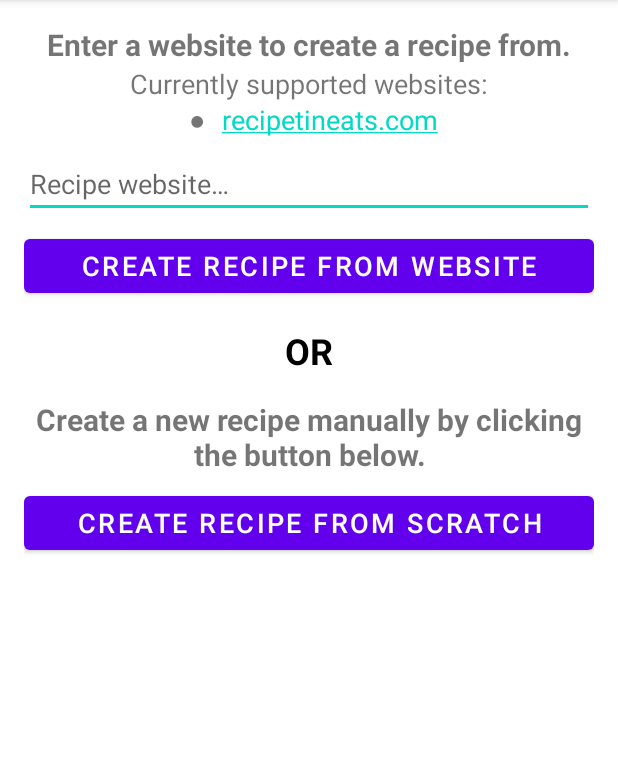
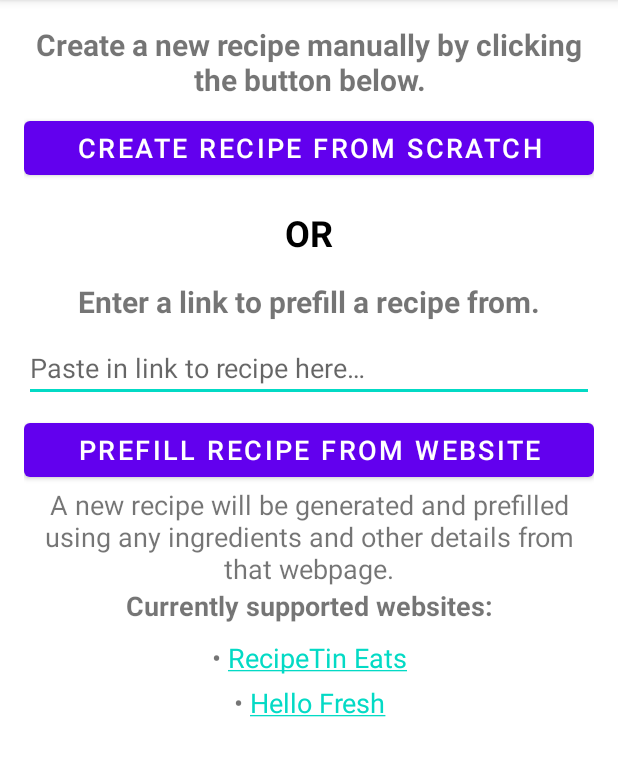
Before and after one commit to tschwenke7/shoppinglistapp2, an Android app: the fragment CreateRecipeFragment shown on its own in the app's theme, on a phone screen of 412 x 824 dp, the part 84-860 px from its top. Run offline under Robolectric (Android 15) with nearby library versions, the phone set to English and light mode, and no system bars; our stand-ins replace Room's generated code; 2 statements that could not run were skipped.

Commit message:
Improve UI of CreateRecipeFragment

```diff
--- a/app/src/main/java/com/example/shoppinglistapp2/activities/ui/recipes/creator/CreateRecipeFragment.java
+++ b/app/src/main/java/com/example/shoppinglistapp2/activities/ui/recipes/creator/CreateRecipeFragment.java
@@ -1,6 +1,5 @@
 package com.example.shoppinglistapp2.activities.ui.recipes.creator;
 
-import android.content.Context;
 import android.os.Bundle;
 
 import androidx.activity.OnBackPressedCallback;
@@ -13,6 +12,8 @@ import androidx.lifecycle.ViewModelProvider;
 import androidx.navigation.Navigation;
 import androidx.navigation.fragment.NavHostFragment;
 
+import android.text.Html;
+import android.text.method.LinkMovementMethod;
 import android.util.Log;
 import android.view.LayoutInflater;
 import android.view.Menu;
@@ -23,26 +24,20 @@ import android.view.ViewGroup;
 import android.widget.Button;
 import android.widget.EditText;
 import android.widget.ProgressBar;
+import android.widget.TextView;
 import android.widget.Toast;
 
 import com.example.shoppinglistapp2.App;
 import com.example.shoppinglistapp2.R;
 import com.example.shoppinglistapp2.activities.MainActivity;
 import com.example.shoppinglistapp2.activities.ui.recipes.RecipesViewModel;
-import com.example.shoppinglistapp2.activities.ui.recipes.recipelist.RecipeListFragmentDirections;
-import com.example.shoppinglistapp2.helpers.RecipeWebsiteUtils;
 import com.google.common.util.concurrent.FutureCallback;
 import com.google.common.util.concurrent.Futures;
 import com.google.common.util.concurrent.ListenableFuture;
 
 import org.jetbrains.annotations.NotNull;
 
-import java.util.concurrent.Callable;
 import java.util.concurrent.ExecutionException;
-import java.util.concurrent.Executor;
-import java.util.concurrent.ExecutorService;
-import java.util.concurrent.Executors;
-import java.util.concurrent.Future;
 
 /**
  * A simple {@link Fragment} subclass.
@@ -77,6 +72,9 @@ public class CreateRecipeFragment extends Fragment {
     private void setupUi(View root){
         //setup action bar to allow back button
         this.setHasOptionsMenu(true);
+        TextView supportedSitesText = root.findViewById(R.id.text_view_supported_websites);
+        supportedSitesText.setText(Html.fromHtml(getString(R.string.supported_recipes)));
+        supportedSitesText.setMovementMethod(LinkMovementMethod.getInstance());
 
         //setup "create recipe from website" button
         Button websiteButton = root.findViewById(R.id.create_recipe_from_website_button);
@@ -92,6 +90,8 @@ public class CreateRecipeFragment extends Fragment {
             action.setRecipeId(recipesViewModel.generateNewRecipeId());
             Navigation.findNavController(root).navigate(action);
         });
+
+
 
         //configure back button to work within parent fragment
         Fragment f1 = this;
--- a/app/src/main/java/com/example/shoppinglistapp2/activities/ui/shoppinglist/ShoppingListFragment.java
+++ b/app/src/main/java/com/example/shoppinglistapp2/activities/ui/shoppinglist/ShoppingListFragment.java
@@ -114,7 +114,7 @@ public class ShoppingListFragment extends Fragment implements ShoppingListAdapte
                 ClipData clip = ClipData.newPlainText("shopping_list",
                         shoppingListViewModel.getAllItemsAsString());
                 clipboard.setPrimaryClip(clip);
-                Toast.makeText(requireContext(), R.string.toast_copied_list_to_clipboard, Toast.LENGTH_LONG).show();
+                Toast.makeText(requireContext(), R.string.export_ingredients_toast, Toast.LENGTH_LONG).show();
                 break;
             default:
                 return super.onOptionsItemSelected(item);
--- a/app/src/main/res/layout/fragment_create_recipe.xml
+++ b/app/src/main/res/layout/fragment_create_recipe.xml
@@ -3,7 +3,8 @@
 <ScrollView xmlns:android="http://schemas.android.com/apk/res/android"
     xmlns:app="http://schemas.android.com/apk/res-auto"
     android:layout_width="match_parent"
-    android:layout_height="match_parent">
+    android:layout_height="match_parent"
+    xmlns:tools="http://schemas.android.com/tools">
 
     <androidx.constraintlayout.widget.ConstraintLayout
         android:layout_width="match_parent"
@@ -21,25 +22,43 @@
             app:layout_constraintStart_toStartOf="parent"
             app:layout_constraintTop_toTopOf="parent"
             >
+            <TextView
+                android:id="@+id/textView2"
+                android:layout_width="match_parent"
+                android:layout_height="wrap_content"
+                android:text="@string/create_recipe_preamble_2"
+                android:textAlignment="center"
+                android:textSize="20sp"
+                android:textStyle="bold" />
+
+            <Button
+                android:id="@+id/create_recipe_manually_button"
+                android:layout_width="match_parent"
+                android:layout_height="wrap_content"
+                android:layout_marginTop="8dp"
+                android:text="@string/create_recipe_manual_button"
+                android:textSize="18sp" />
+
+            <TextView
+                android:id="@+id/textView3"
+                android:layout_width="wrap_content"
+                android:layout_height="wrap_content"
+                android:layout_gravity="center"
+                android:layout_marginTop="16dp"
+                android:layout_marginBottom="16dp"
+                android:text="@string/or_separator"
+                android:textColor="@color/primary_text_default"
+                android:textSize="24sp"
+                android:textStyle="bold" />
 
             <TextView
                 android:id="@+id/textView"
                 android:layout_width="match_parent"
                 android:layout_height="wrap_content"
-                android:text="@string/create_recipe_preamble_1"
+                android:text="@string/create_recipe_preamble_1_1"
                 android:textAlignment="center"
                 android:textSize="20sp"
                 android:textStyle="bold" />
-
-            <TextView
-                android:id="@+id/textView4"
-                android:layout_width="match_parent"
-                android:layout_height="wrap_content"
-                android:text="@string/supported_recipes"
-                android:textAlignment="center"
-                android:textSize="18sp"
-                android:autoLink="web"
-                android:linksClickable="true"/>
 
             <EditText
                 android:id="@+id/edit_text_recipe_website"
@@ -59,33 +78,21 @@
                 android:textSize="18sp" />
 
             <TextView
-                android:id="@+id/textView3"
-                android:layout_width="wrap_content"
+                android:layout_width="match_parent"
                 android:layout_height="wrap_content"
-                android:layout_gravity="center"
-                android:layout_marginTop="16dp"
-                android:text="@string/or_separator"
-                android:textColor="@color/primary_text_default"
-                android:textSize="24sp"
-                android:textStyle="bold" />
+                android:text="@string/create_recipe_preamble_1_2"
+                android:textSize="18sp"
+                android:textAlignment="center"/>
 
             <TextView
-                android:id="@+id/textView2"
+                android:id="@+id/text_view_supported_websites"
                 android:layout_width="match_parent"
                 android:layout_height="wrap_content"
-                android:layout_marginTop="16dp"
-                android:text="@string/create_recipe_preamble_2"
                 android:textAlignment="center"
-                android:textSize="20sp"
-                android:textStyle="bold" />
-
-            <Button
-                android:id="@+id/create_recipe_manually_button"
-                android:layout_width="match_parent"
-                android:layout_height="wrap_content"
-                android:layout_marginTop="8dp"
-                android:text="@string/create_recipe_manual_button"
-                android:textSize="18sp" />
+                android:textSize="18sp"
+                android:lineSpacingMultiplier="1.4"
+                tools:text="@string/supported_recipes"
+                />
         </LinearLayout>
 
         <ProgressBar
--- a/app/src/main/res/values/strings.xml
+++ b/app/src/main/res/values/strings.xml
@@ -41,18 +41,22 @@
 
     <!-- New recipe page -->
     <string name="create_recipe_title">Create New Recipe</string>
-    <string name="create_recipe_preamble_1">Enter a website to create a recipe from. </string>
-    <string name="supported_recipes">Currently supported websites:\n
-    \u25CF\trecipetineats.com</string>
-    <string name="recipe_website_hint">Recipe website…</string>
-    <string name="create_recipe_website_button">Create recipe from website</string>
+    <string name="create_recipe_preamble_1_1">Enter a link to prefill a recipe from.</string>
+    <string name="create_recipe_preamble_1_2">A new recipe will be generated and prefilled using any ingredients and other details from that webpage.</string>
+    <string name="supported_recipes"><![CDATA[
+    <b>Currently supported websites:</b><br>
+    • <a href="https://www.recipetineats.com/">RecipeTin Eats</a><br>
+    • <a href="https://www.hellofresh.com.au/recipes/">Hello Fresh</a>
+    ]]></string>
+    <string name="recipe_website_hint">Paste in link to recipe here…</string>
+    <string name="create_recipe_website_button">Prefill recipe from website</string>
     <string name="or_separator">OR</string>
     <string name="create_recipe_preamble_2">Create a new recipe manually by clicking the button below.</string>
     <string name="create_recipe_manual_button">Create recipe from scratch</string>
 
     <string name="recipe_url_empty">Please enter a website to create a recipe from</string>
     <string name="recipe_url_invalid">The website you have provided is not a valid url. Be sure to include the full \"https://www.\" address.</string>
-    <string name="recipe_url_unsupported">The website you have provided is not currently supported. Check the list above for supported sites.</string>
+    <string name="recipe_url_unsupported">The website you have provided is not currently supported. Check the list below for supported sites.</string>
     <string name="recipe_url_error">Error - a recipe could not be read from this website. Please check the link you\'ve provided.</string>
     <string name="recipe_url_timeout_error">Error - website too long to respond. Check your internet connection and try again.</string>
 
@@ -89,6 +93,12 @@
     <string name="add_ingredient_button">Add</string>
     <string name="save_recipe_button">Save</string>
     <string name="save_recipe_toast">Recipe saved.</string>
+    <string name="unknown_error">Oops, something went wrong. Please submit a bug report to the app\'s creator letting them know what caused this.</string>
+    <string name="save_recipe_prompt_title">Save changes to recipe?</string>
+    <string name="save_recipe_prompt_message">Do you wish to save any changes you may have just made to this recipe?</string>
+    <string name="save_recipe_prompt_positive_button">Save changes</string>
+    <string name="save_recipe_prompt_negative_button">Discard changes</string>
+
 
     <!-- Shopping list page -->
     <string name="new_list_item_button">Add</string>
@@ -101,6 +111,14 @@
     <string name="clear_list_positive_button">Clear list</string>
     <string name="clear_list_negative_button">Cancel</string>
     <string name="serves_heading">Serves:</string>
+
+    <string name="export_ingredients_option">Send ingredients to shopping list</string>
+    <string name="export_ingredients_warning">Add all ingredients to the shopping list?\n(Crossed-off items will be ignored).</string>
+    <string name="export_ingredients_positive">Confirm</string>
+    <string name="export_ingredients_success">Ingredients added to shopping list</string>
+    <string name="copy_list_to_clipboard">Copy list to clipboard</string>
+    <string name="export_ingredients_toast">Shopping list copied to clipboard.\nYou can now paste wherever you want.</string>
+
 
     <!-- Meal Plan Fragment -->
     <string name="plans_heading">Meals</string>
@@ -121,18 +139,4 @@
     <string name="clear_meal_plans_option">Reset entire meal plan</string>
     <string name="clear_meal_plans_warning">This will delete all meal slots, recipes and ingredients. You will need to add days/meals before adding more recipes again. \nAre you sure?</string>
     <string name="clear_meal_plans_positive_button">Reset all</string>
-
-    <string name="export_ingredients_option">Send ingredients to shopping list</string>
-    <string name="export_ingredients_warning">Add all ingredients to the shopping list?\n(Crossed-off items will be ignored).</string>
-    <string name="export_ingredients_positive">Confirm</string>
-    <string name="export_ingredients_success">Ingredients added to shopping list</string>
-    <string name="copy_list_to_clipboard">Copy list to clipboard</string>
-    <string name="toast_copied_list_to_clipboard">Shopping list copied to clipboard.\nYou can now paste wherever you want.</string>
-    <string name="unknown_error">Oops, something went wrong. Please submit a bug report to the app\'s creator letting them know what caused this.</string>
-    <string name="save_recipe_prompt_title">Save changes to recipe?</string>
-    <string name="save_recipe_prompt_message">Do you wish to save any changes you may have just made to this recipe?</string>
-    <string name="save_recipe_prompt_positive_button">Save changes</string>
-    <string name="save_recipe_prompt_negative_button">Discard changes</string>
-
-
 </resources>
```
